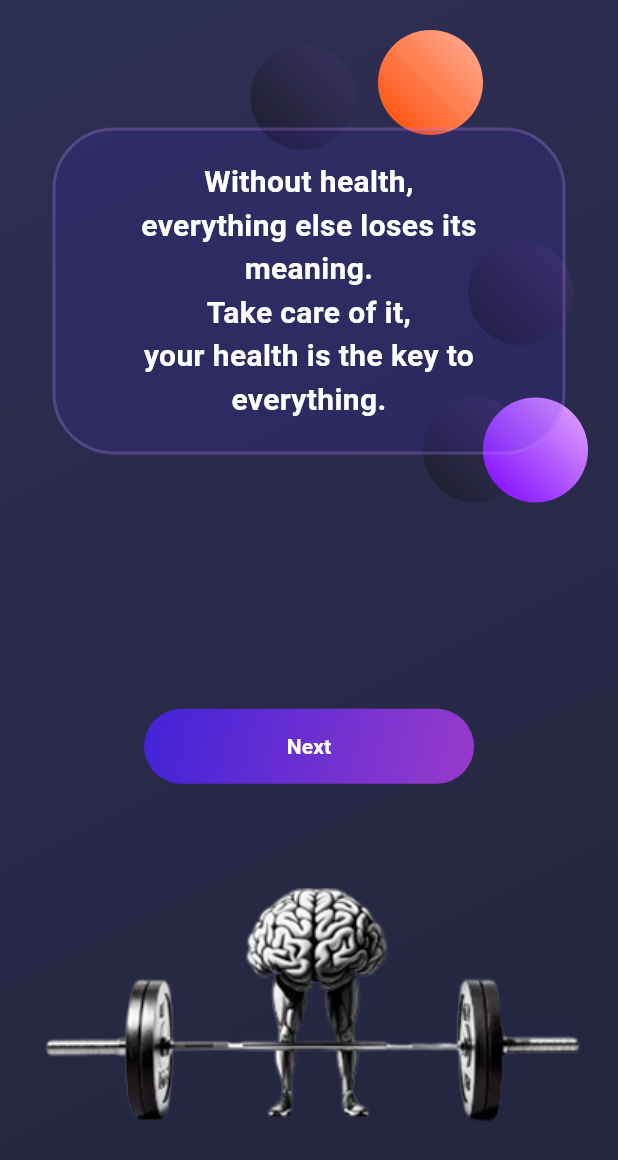
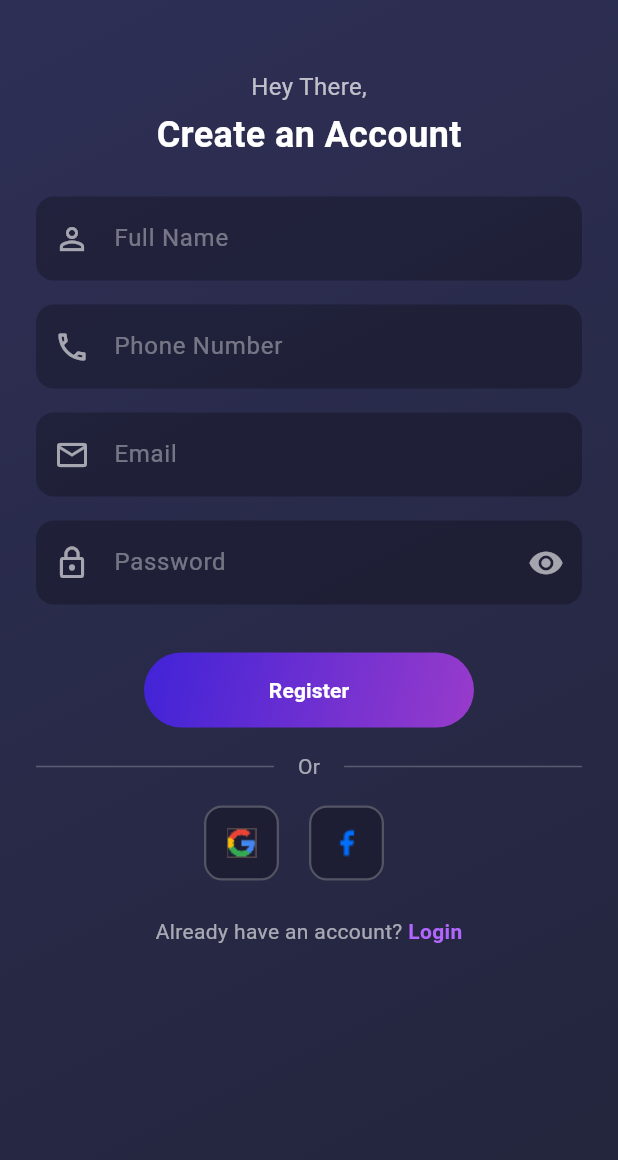
Before and after one commit to Oumaima-Lg/FitnessAI, a Flutter app: the screen it shows after launch, after a tap on "Next", on a phone screen of 412 x 824 dp. Shown: the top 1160 px of the screen. Run offline on Flutter 3.47's test engine with Material 3 defaults, Android fonts, the light colour scheme and no system bars.

Commit message:
register & login pages

```diff
--- a/lib/components/gradient.dart
+++ b/lib/components/gradient.dart
@@ -1,13 +1,13 @@
 import 'package:flutter/material.dart';
 
 class GradientComponent {
-  static ElevatedButton gradientButton(String text) {
+  static ElevatedButton gradientButton(String text, {VoidCallback? onPressed}) { // gradiant dyal lbouton with rounded corners
     return ElevatedButton(
       style: ElevatedButton.styleFrom(
         backgroundColor: Colors.transparent,
         shadowColor: Colors.transparent,
       ),
-      onPressed: () {
+      onPressed: onPressed ?? () {
         // Action when button is pressed
       },
       child: Container(
--- /dev/null
+++ b/lib/pages/register.dart
@@ -0,0 +1,301 @@
+import 'package:fitness/components/gradient.dart';
+import 'package:fitness/pages/login.dart';
+import 'package:flutter/material.dart';
+import 'package:flutter/services.dart';
+
+class Register extends StatefulWidget {
+  const Register({super.key});
+
+  @override
+  _RegisterState createState() => _RegisterState();
+}
+
+class _RegisterState extends State<Register> {
+  final _formKey = GlobalKey<FormState>();
+  bool _passwordVisible = false;
+
+  // Text controllers
+  final TextEditingController _nameController = TextEditingController();
+  final TextEditingController _phoneController = TextEditingController();
+  final TextEditingController _emailController = TextEditingController();
+  final TextEditingController _passwordController = TextEditingController();
+
+  @override
+  Widget build(BuildContext context) {
+    return Scaffold(
+      body: Container(
+        padding: EdgeInsets.only(bottom: 10, top: 10),
+        width: double.infinity,
+        height: double.infinity,
+        /* background degrade : */
+        decoration: BoxDecoration(
+          gradient: LinearGradient(
+            colors: [
+              Color(0xFF2E2F55),
+              Color(0xFF23253C),
+            ],
+            begin: Alignment.topLeft,
+            end: Alignment.bottomRight,
+          ),
+        ),
+        child: SingleChildScrollView(
+          child: SafeArea(
+            child: Padding(
+              padding: const EdgeInsets.symmetric(horizontal: 24, vertical: 16),
+              child: Column(
+                crossAxisAlignment: CrossAxisAlignment.center,
+                children: [
+                  SizedBox(height: 20),
+                  Stack(
+                    alignment: Alignment.center,
+                    children: [
+                      Column(
+                        children: [
+                          Text('Hey There,',
+                              style: TextStyle(
+                                  color: Colors.white70, fontSize: 16)),
+                          SizedBox(height: 4),
+                          Text(
+                            'Create an Account',
+                            style: TextStyle(
+                              color: Colors.white,
+                              fontSize: 24,
+                              fontWeight: FontWeight.bold,
+                            ),
+                          ),
+                          SizedBox(height: 24),
+                        ],
+                      )
+                    ],
+                  ),
+                  Form(
+                    key: _formKey,
+                    child: Column(
+                      children: [
+                        _buildTextFormField(
+                          controller: _nameController,
+                          hintText: 'Full Name',
+                          prefixIcon: Icons.person_outline,
+                          validator: (value) {
+                            if (value == null || value.isEmpty) {
+                              return 'Please enter your name';
+                            }
+                            return null;
+                          },
+                        ),
+                        SizedBox(height: 16),
+
+                        // Phone Number Field
+                        _buildTextFormField(
+                          controller: _phoneController,
+                          hintText: 'Phone Number',
+                          prefixIcon: Icons.phone_outlined,
+                          keyboardType: TextInputType.phone,
+                          inputFormatters: [
+                            FilteringTextInputFormatter.digitsOnly,
+                          ],
+                          validator: (value) {
+                            if (value == null || value.isEmpty) {
+                              return 'Please enter your phone number';
+                            }
+                            return null;
+                          },
+                        ),
+                        SizedBox(height: 16),
+
+                        // Email Field
+                        _buildTextFormField(
+                          controller: _emailController,
+                          hintText: 'Email',
+                          prefixIcon: Icons.email_outlined,
+                          keyboardType: TextInputType.emailAddress,
+                          validator: (value) {
+                            if (value == null || value.isEmpty) {
+                              return 'Please enter your email';
+                            }
+                            if (!RegExp(r'^[\w-\.]+@([\w-]+\.)+[\w-]{2,4}$')
+                                .hasMatch(value)) {
+                              return 'Please enter a valid email';
+                            }
+                            return null;
+                          },
+                        ),
+                        SizedBox(height: 16),
+
+                        // Password Field
+                        _buildTextFormField(
+                          controller: _passwordController,
+                          hintText: 'Password',
+                          prefixIcon: Icons.lock_outline,
+                          obscureText: !_passwordVisible,
+                          suffixIcon: IconButton(
+                            icon: Icon(
+                              _passwordVisible
+                                  ? Icons.visibility_off
+                                  : Icons.visibility,
+                              color: Colors.white60,
+                            ),
+                            onPressed: () {
+                              setState(() {
+                                _passwordVisible = !_passwordVisible;
+                              });
+                            },
+                          ),
+                          validator: (value) {
+                            if (value == null || value.isEmpty) {
+                              return 'Please enter a password';
+                            }
+                            if (value.length < 6) {
+                              return 'Password must be at least 6 characters';
+                            }
+                            return null;
+                          },
+                        ),
+                        SizedBox(height: 32),
+
+                        // Register Button
+                        GradientComponent.gradientButton(
+                          'Register',
+                          onPressed: () {},
+                        ),
+
+                        SizedBox(height: 16),
+
+                        // ------------ Or --------------- (dividor)
+                        Row(
+                          children: [
+                            Expanded(child: Divider(color: Colors.white24)),
+                            Padding(
+                              padding:
+                                  const EdgeInsets.symmetric(horizontal: 16),
+                              child: Text(
+                                'Or',
+                                style: TextStyle(
+                                    color: Colors.white60, fontSize: 14),
+                              ),
+                            ),
+                            Expanded(child: Divider(color: Colors.white24)),
+                          ],
+                        ),
+
+                        SizedBox(height: 16),
+
+                        // Social Login Options
+                        Row(
+                          mainAxisAlignment: MainAxisAlignment.center,
+                          children: [
+                            CustomSocialIcon(
+                              borderColor: Colors.white24,
+                              child: Image.asset('images/google_icon.png', width: MediaQuery.of(context).size.width),
+                            ),
+                            const SizedBox(width: 20),
+                            CustomSocialIcon(
+                              borderColor: Colors.white24,
+                              child: Image.asset('images/facebook_icon.png', width: MediaQuery.of(context).size.width),
+                            ),
+                            const SizedBox(width: 20),
+                          ],
+                        ),
+
+                        SizedBox(height: 24),
+
+                        Row(
+                          mainAxisAlignment: MainAxisAlignment.center,
+                          children: [
+                            Text(
+                              'Already have an account? ',
+                              style: TextStyle(color: Colors.white60),
+                            ),
+                            GestureDetector(
+                              onTap: () {
+                                // Navigate to login page
+                                Navigator.push(
+                                    context,
+                                    MaterialPageRoute(
+                                        builder: (context) => Login()));
+                              },
+                              child: Text(
+                                'Login',
+                                style: TextStyle(
+                                  color: Color(0xFFB266FF),
+                                  fontWeight: FontWeight.bold,
+                                ),
+                              ),
+                            ),
+                          ],
+                        ),
+                      ],
+                    ),
+                  ),
+                ],
+              ),
+            ),
+          ),
+        ),
+      ),
+    );
+  }
+
+  Widget _buildTextFormField({
+    required TextEditingController controller,
+    required String hintText,
+    required IconData prefixIcon,
+    Widget? suffixIcon,
+    bool obscureText = false,
+    TextInputType keyboardType = TextInputType.text,
+    List<TextInputFormatter>? inputFormatters,
+    String? Function(String?)? validator,
+  }) {
+    return TextFormField(
+      controller: controller,
+      obscureText: obscureText,
+      keyboardType: keyboardType,
+      inputFormatters: inputFormatters,
+      style: TextStyle(color: Colors.white),
+      decoration: InputDecoration(
+        hintText: hintText,
+        hintStyle: TextStyle(color: Colors.white38),
+        prefixIcon: Icon(prefixIcon, color: Colors.white60),
+        suffixIcon: suffixIcon,
+        filled: true,
+        fillColor: Colors.black26,
+        border: OutlineInputBorder(
+          borderRadius: BorderRadius.circular(12),
+          borderSide: BorderSide.none,
+        ),
+        contentPadding: EdgeInsets.symmetric(vertical: 16),
+      ),
+      validator: validator,
+    );
+  }
+
+
+}
+
+class CustomSocialIcon extends StatelessWidget {
+  final Widget child;
+  final Color borderColor;
+
+  const CustomSocialIcon({
+    Key? key,
+    required this.child,
+    required this.borderColor,
+  }) : super(key: key);
+
+  @override
+  Widget build(BuildContext context) {
+    return Container(
+      width: 50,
+      height: 50,
+      decoration: BoxDecoration(
+        color: const Color(0xFF1D1E33),
+        borderRadius: BorderRadius.circular(12),
+        border: Border.all(
+          color: borderColor,
+          width: 1.5,
+        ),
+      ),
+      child: Center(child: child),
+    );
+  }
+}
--- a/lib/pages/welcome.dart
+++ b/lib/pages/welcome.dart
@@ -1,4 +1,5 @@
 import 'package:fitness/components/gradient.dart';
+import 'package:fitness/pages/register.dart';
 import 'package:flutter/material.dart';
 
 class Welcome extends StatelessWidget {
@@ -10,6 +11,8 @@ class Welcome extends StatelessWidget {
       body: Container(
         padding: EdgeInsets.only(bottom: 10, top: 10),
         width: double.infinity,
+
+        /* background degrade : */
         decoration: BoxDecoration(
           gradient: LinearGradient(
             colors: [
@@ -20,11 +23,12 @@ class Welcome extends StatelessWidget {
             end: Alignment.bottomRight,
           ),
         ),
+        /******************************/
         child: Column(
           // mainAxisAlignment: MainAxisAlignment.center,
           // crossAxisAlignment: CrossAxisAlignment.center,
           children: [
-            Container(
+            SizedBox(
               // margin: EdgeInsets.only(top: 80),
               width: double.infinity,
               height: MediaQuery.of(context).size.height / 1.95,
@@ -46,9 +50,10 @@ class Welcome extends StatelessWidget {
                     margin: EdgeInsets.only(top: 75, left: 35, right: 35),
                     decoration: BoxDecoration(
                       border: Border.all(
-                          color: Color(0xFFE8ACFF).withAlpha(51), width: 2),
+                          color: Color(0xFFE8ACFF).withAlpha(51),
+                          width: 2), //color dyal l border
                       borderRadius: BorderRadius.circular(41),
-                      color: Color(0xFF4023D7).withAlpha(38),
+                      color: Color(0xFF4023D7).withAlpha(38), // bg dyal l box
                     ),
                     child: Padding(
                       padding: const EdgeInsets.all(20.0),
@@ -68,15 +73,20 @@ class Welcome extends StatelessWidget {
             SizedBox(
               height: 40,
             ),
-            GradientComponent.gradientButton('Next'),
+            GradientComponent.gradientButton(
+              'Next',
+              onPressed: () {
+                Navigator.push(
+                  context,
+                  MaterialPageRoute(builder: (context) => Register()),
+                );
+              },
+            ),
             Container(
               padding: EdgeInsets.only(left: 10, right: 10),
               child: Image.asset(
                 'images/fitness.png',
-                // fit: BoxFit.cover,
                 width: MediaQuery.of(context).size.width,
-                //   height: MediaQuery.of(context).size.height / 4,
-                // height: 200,
               ),
             ),
           ],
--- a/pubspec.yaml
+++ b/pubspec.yaml
@@ -45,6 +45,7 @@ dev_dependencies:
   # package. See that file for information about deactivating specific lint
   # rules and activating additional ones.
   flutter_lints: ^5.0.0
+  font_awesome_flutter: ^10.8.0
 
 # For information on the generic Dart part of this file, see the
 # following page: https://dart.dev/tools/pub/pubspec
```
Also changed, not shown: lib/main.dart (+1 -103 lines), lib/pages/login.dart (added, +240 -0 lines), images/facebook_icon.png (added), images/google_icon.png (added), pubspec.lock.
